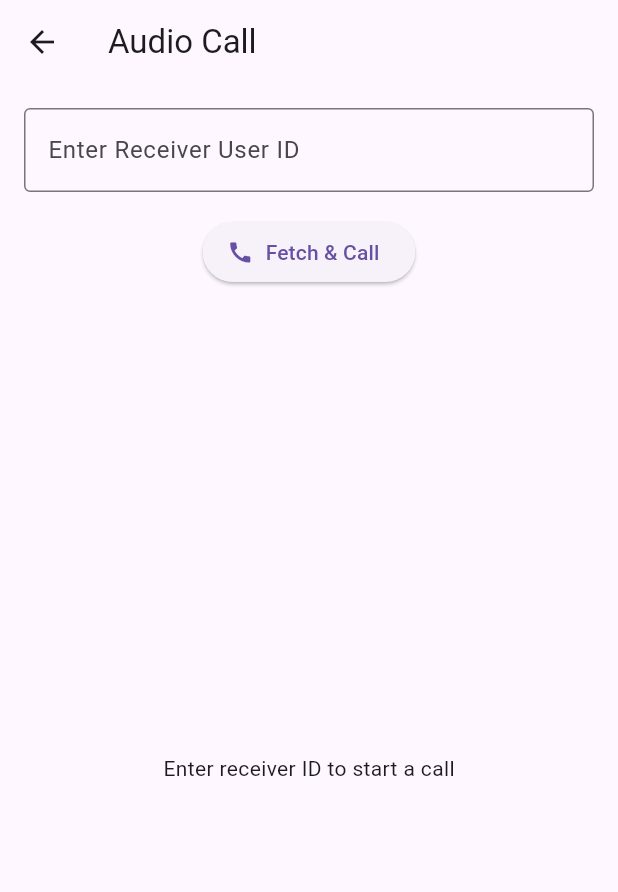
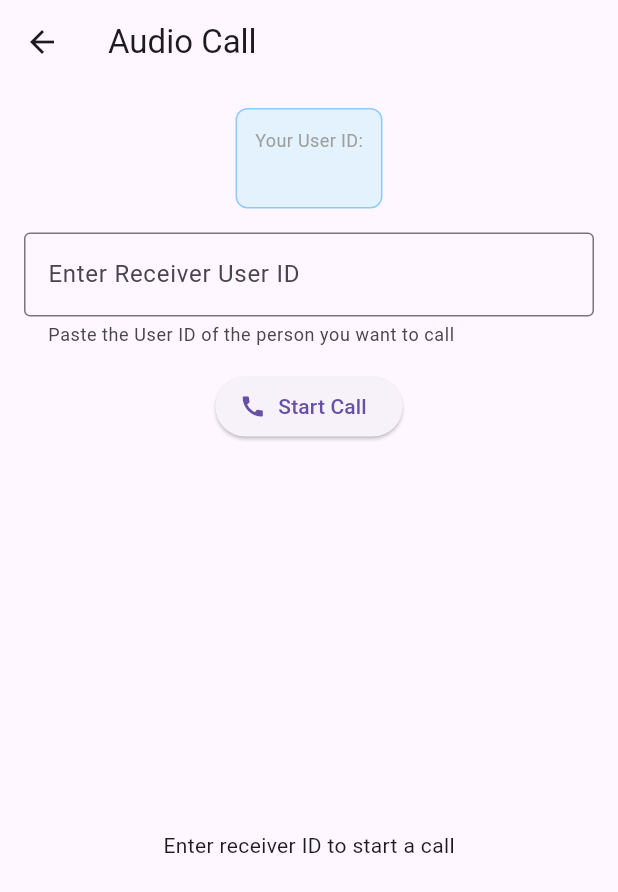
Before and after one commit to faizan0213/Learning-app, a Flutter app: the AudioCallScreen screen opened directly, on a phone screen of 412 x 824 dp. Shown: the top 892 px of the screen. Run offline on Flutter 3.47's test engine with Material 3 defaults, Android fonts, the phone set to English and light mode, and no system bars; our stand-ins replace cloud_firestore, equatable, firebase_auth, firebase_core, flutter_bloc; missing offline and left inert: zego_uikit_prebuilt_call; accounts and stored records are empty; generated files the repository leaves out were written again; statements that could not run were skipped.

Commit message:
Update call screen

```diff
--- a/lib/blocs/auth/auth_bloc.dart
+++ b/lib/blocs/auth/auth_bloc.dart
@@ -1,45 +1,117 @@
 import 'package:flutter_bloc/flutter_bloc.dart';
+import 'package:cloud_firestore/cloud_firestore.dart';
+import 'package:learning_app/blocs/auth/auth_event.dart';
+import 'package:learning_app/blocs/auth/auth_state.dart';
 import 'package:learning_app/repository/auth_repository.dart';
-import 'auth_event.dart';
-import 'auth_state.dart';
 
 class AuthBloc extends Bloc<AuthEvent, AuthState> {
-  final AuthRepository authRepository;
+  final AuthRepository _authRepository;
 
-  AuthBloc({required this.authRepository}) : super(AuthInitial()) {
-    // Sign Up Handler
+  AuthBloc({required AuthRepository authRepository})
+      : _authRepository = authRepository,
+        super(AuthInitial()) {
+
+    on<SignInRequested>((event, emit) async {
+      emit(AuthLoading());
+      try {
+        final user = await _authRepository.signInUser(
+          email: event.email,
+          password: event.password,
+        );
+
+        // Create or update call token for the user
+        await _createCallToken(user.uid);
+
+        emit(AuthSuccess(user: user));
+      } catch (e) {
+        emit(AuthFailure(message: e.toString()));
+      }
+    });
+
     on<SignUpRequested>((event, emit) async {
       emit(AuthLoading());
       try {
-        final user = await authRepository.signUpUser(
+        final user = await _authRepository.signUpUser(
           name: event.name,
           email: event.email,
           password: event.password,
         );
-        emit(AuthSuccess(user));
+
+        // Create call token for new user
+        await _createCallToken(user.uid, userName: event.name);
+
+        emit(AuthSuccess(user: user));
       } catch (e) {
-        emit(AuthFailure(e.toString()));
+        emit(AuthFailure(message: e.toString()));
       }
     });
 
-    // Sign In Handler
-    on<SignInRequested>((event, emit) async {
+    on<SignOutRequested>((event, emit) async {
       emit(AuthLoading());
       try {
-        final user = await authRepository.signInUser(
-          email: event.email,
-          password: event.password,
-        );
-        emit(AuthSuccess(user));
+        await _authRepository.signOut();
+        emit(AuthUnauthenticated());
       } catch (e) {
-        emit(AuthFailure(e.toString()));
+        emit(AuthFailure(message: e.toString()));
       }
     });
 
-    // Sign Out Handler
-    on<SignOutRequested>((event, emit) async {
-      await authRepository.signOut();
-      emit(AuthInitial());
+    on<AuthCheckRequested>((event, emit) async {
+      try {
+        final user = await _authRepository.getCurrentUser();
+        if (user != null) {
+          // Ensure call token exists for existing user
+          await _createCallToken(user.uid);
+          emit(AuthSuccess(user: user));
+        } else {
+          emit(AuthUnauthenticated());
+        }
+      } catch (e) {
+        emit(AuthUnauthenticated());
+      }
     });
   }
+
+  // Helper method to create call token in Firestore
+  Future<void> _createCallToken(String userId, {String? userName}) async {
+    try {
+      final callTokenDoc = FirebaseFirestore.instance
+          .collection('call_tokens')
+          .doc(userId);
+
+      // Check if document already exists
+      final docSnapshot = await callTokenDoc.get();
+
+      if (!docSnapshot.exists) {
+        // Create new call token document
+        await callTokenDoc.set({
+          'user_id': userId,
+          'token': _generateCallToken(userId), // Generate token if needed
+          'call_id': userId, // Use userId as call_id for simplicity
+          'user_name': userName ?? 'User_$userId',
+          'created_at': FieldValue.serverTimestamp(),
+          'is_online': true,
+        });
+
+        print("Call token created for user: $userId");
+      } else {
+        // Update existing document to mark user as online
+        await callTokenDoc.update({
+          'is_online': true,
+          'last_seen': FieldValue.serverTimestamp(),
+        });
+
+        print("Call token updated for user: $userId");
+      }
+    } catch (e) {
+      print("Error creating call token: $e");
+      // Don't throw error here as it shouldn't block authentication
+    }
+  }
+
+  // Generate a simple token (you can make this more sophisticated)
+  String _generateCallToken(String userId) {
+
+    return 'token_$userId${DateTime.now().millisecondsSinceEpoch}';
+  }
 }
--- a/lib/blocs/call/call_event.dart
+++ b/lib/blocs/call/call_event.dart
@@ -2,6 +2,35 @@ abstract class CallEvent {}
 
 class FetchCallData extends CallEvent {
   final String userId;
-
   FetchCallData({required this.userId});
 }
+
+class CreateCallInvitation extends CallEvent {
+  final String callerId;
+  final String receiverId;
+  final String callId;
+
+  CreateCallInvitation({
+    required this.callerId,
+    required this.receiverId,
+    required this.callId,
+  });
+}
+
+// Add these new events
+class ListenForIncomingCalls extends CallEvent {
+  final String userId;
+  ListenForIncomingCalls({required this.userId});
+}
+
+class AcceptCall extends CallEvent {
+  final String callId;
+  AcceptCall({required this.callId});
+}
+
+class RejectCall extends CallEvent {
+  final String callId;
+  RejectCall({required this.callId});
+}
+
+class StopListeningForCalls extends CallEvent {}
--- a/lib/blocs/call/call_state.dart
+++ b/lib/blocs/call/call_state.dart
@@ -12,7 +12,36 @@ class CallLoaded extends CallState {
   CallLoaded({required this.token, required this.userId, required this.callId});
 }
 
+class CallInvitationSent extends CallState {
+  final String callId;
+  final String receiverId;
+
+  CallInvitationSent({required this.callId, required this.receiverId});
+}
+
 class CallError extends CallState {
   final String message;
   CallError(this.message);
 }
+
+// Add these new states
+class IncomingCall extends CallState {
+  final String callId;
+  final String callerId;
+  final String callerName;
+
+  IncomingCall({
+    required this.callId,
+    required this.callerId,
+    required this.callerName,
+  });
+}
+
+class CallAccepted extends CallState {
+  final String callId;
+  CallAccepted({required this.callId});
+}
+
+class CallRejected extends CallState {}
+
+class ListeningForCalls extends CallState {}
--- a/lib/repository/auth_repository.dart
+++ b/lib/repository/auth_repository.dart
@@ -59,6 +59,17 @@ class AuthRepository {
 
       if (!snapshot.exists) throw Exception("User data not found in Firestore");
 
+      // Check if call token exists, if not create it
+      final callTokenDoc = await _firestore.collection('call_tokens').doc(uid).get();
+      if (!callTokenDoc.exists) {
+        await _firestore.collection('call_tokens').doc(uid).set({
+          'user_id': uid,
+          'call_id': "call_${uid.substring(0, 6)}", // simple unique call ID
+          'token': "dummy_token_$uid", // can be replaced with real token later
+        });
+        print("Created missing call token for user: $uid");
+      }
+
       return UserModel.fromMap(snapshot.data()!);
     } on FirebaseAuthException catch (e) {
       throw Exception(e.message);
--- a/lib/screens/audio_call_screen.dart
+++ b/lib/screens/audio_call_screen.dart
@@ -15,7 +15,8 @@ class AudioCallScreen extends StatefulWidget {
 
 class _AudioCallScreenState extends State<AudioCallScreen> {
   final int appID = 1585869921;
-  final String appSign = '';
+  final String appSign =
+      'ca2f5a9d329267093d7fd40b3a7186bf6ca738c4f77763da4f6c892b1ab26f13';
 
   final TextEditingController _receiverIdController = TextEditingController();
 
@@ -31,11 +32,37 @@ class _AudioCallScreenState extends State<AudioCallScreen> {
           padding: const EdgeInsets.all(16.0),
           child: Column(
             children: [
+              Container(
+                padding: const EdgeInsets.all(12),
+                decoration: BoxDecoration(
+                  color: Colors.blue[50],
+                  borderRadius: BorderRadius.circular(8),
+                  border: Border.all(color: Colors.blue[200]!),
+                ),
+                child: Column(
+                  children: [
+                    const Text(
+                      "Your User ID:",
+                      style: TextStyle(fontSize: 12, color: Colors.grey),
+                    ),
+                    SelectableText(
+                      FirebaseAuth.instance.currentUser?.uid ?? 'Not logged in',
+                      style: const TextStyle(
+                        fontSize: 14,
+                        fontWeight: FontWeight.bold,
+                        fontFamily: 'monospace',
+                      ),
+                    ),
+                  ],
+                ),
+              ),
+              const SizedBox(height: 16),
               TextFormField(
                 controller: _receiverIdController,
                 decoration: const InputDecoration(
                   labelText: 'Enter Receiver User ID',
                   border: OutlineInputBorder(),
+                  helperText: 'Paste the User ID of the person you want to call',
                 ),
               ),
               const SizedBox(height: 16),
@@ -50,46 +77,65 @@ class _AudioCallScreenState extends State<AudioCallScreen> {
                   if (receiverId.isNotEmpty && callerId != receiverId) {
                     _callStarted = false;
 
+                    // First check if receiver exists and has call token
                     context.read<CallBloc>().add(
-                      FetchCallData(userId: callerId), // fetch caller's token
+                      FetchCallData(userId: receiverId),
                     );
                   } else {
                     ScaffoldMessenger.of(context).showSnackBar(
                       const SnackBar(
-                        content: Text("Please enter a different valid receiver ID"),
+                        content: Text(
+                          "Please enter a different valid receiver ID",
+                        ),
                       ),
                     );
                   }
                 },
                 icon: const Icon(Icons.call),
-                label: const Text("Fetch & Call"),
+                label: const Text("Start Call"),
               ),
               const SizedBox(height: 24),
               Expanded(
                 child: BlocListener<CallBloc, CallState>(
                   listener: (context, state) {
-                    print("📣 Bloc State Changed: $state");
+                    print("Bloc State Changed: $state");
 
                     if (state is CallLoaded && !_callStarted) {
+                      // Receiver exists, now create call invitation
+                      final receiverId = _receiverIdController.text.trim();
+                      final callerId = FirebaseAuth.instance.currentUser?.uid ?? '';
+
+                      print("Receiver found, creating call invitation...");
+                      print("Receiver Data - ID: ${state.userId}, Token: ${state.token}");
+
+                      // Note: The bloc now generates its own unique call ID
+                      // So we don't need to pass state.callId anymore
+                      context.read<CallBloc>().add(
+                        CreateCallInvitation(
+                          callerId: callerId,
+                          receiverId: receiverId,
+                          callId: '', // This parameter is not used in the new bloc implementation
+                        ),
+                      );
+                    } else if (state is CallInvitationSent && !_callStarted) {
                       _callStarted = true;
 
-                      final receiverId = _receiverIdController.text.trim();
+                      final callerId = FirebaseAuth.instance.currentUser?.uid ?? '';
 
-                      print("Call Data Fetched:");
-                      print("Caller ID: ${state.userId}");
+                      print("Call invitation sent successfully!");
                       print("Call ID: ${state.callId}");
-                      print("Token: ${state.token}");
-                      print("Receiver ID: $receiverId");
+                      print("Receiver ID: ${state.receiverId}");
 
+                      // Start the call interface with the unique call ID generated by the bloc
                       Navigator.push(
                         context,
                         MaterialPageRoute(
                           builder: (_) => ZegoUIKitPrebuiltCall(
                             appID: appID,
                             appSign: appSign,
-                            userID: state.userId, // logged in user
-                            userName: 'User_${state.userId}',
-                            callID: state.callId,
+                            userID: callerId,
+                            userName: 'User_$callerId',
+                            callID: state.callId, // Use the unique call ID from the bloc
                             config: ZegoUIKitPrebuiltCallConfig.oneOnOneVoiceCall(),
                           ),
                         ),
@@ -106,7 +152,9 @@ class _AudioCallScreenState extends State<AudioCallScreen> {
                       if (state is CallLoading) {
                         return const Center(child: CircularProgressIndicator());
                       } else if (state is CallLoaded) {
-                        return const Center(child: Text("Connecting..."));
+                        return const Center(child: Text("Creating call invitation..."));
+                      } else if (state is CallInvitationSent) {
+                        return const Center(child: Text("Connecting to call..."));
                       } else {
                         return const Center(
                           child: Text("Enter receiver ID to start a call"),
@@ -122,4 +170,10 @@ class _AudioCallScreenState extends State<AudioCallScreen> {
       ),
     );
   }
+
+  @override
+  void dispose() {
+    _receiverIdController.dispose();
+    super.dispose();
+  }
 }
--- a/lib/screens/course_detail_screen.dart
+++ b/lib/screens/course_detail_screen.dart
@@ -1,5 +1,4 @@
 import 'package:flutter/material.dart';
-import 'package:learning_app/screens/audio_call_screen.dart';
 import '../../models/course_model.dart';
 
 class CourseDetailScreen extends StatelessWidget {
--- a/lib/screens/signup_screen.dart
+++ b/lib/screens/signup_screen.dart
@@ -18,10 +18,6 @@ class _SignupScreenState extends State<SignupScreen> {
   final _nameController = TextEditingController();
 
   void _signup() {
-    final email = _emailController.text.trim();
-    final password = _passwordController.text.trim();
-    final name = _nameController.text.trim();
-
     context.read<AuthBloc>().add(
       SignUpRequested(
         name: _nameController.text.trim(),
```
Also changed, not shown: lib/blocs/call/call_bloc.dart (+108 -2 lines), lib/screens/call_invitation_screen.dart (added, +150 -0 lines), lib/screens/home_screen.dart (+62 -3 lines).
